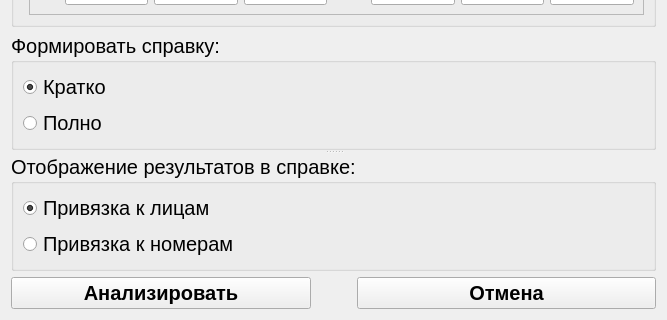
This is analysis.ui in Yavlados/VKR as Qt 5 draws it before an edit; both pictures show x 0 to 667 and y 286 to 606 of the 667 by 606 pixel window. The edited form follows.
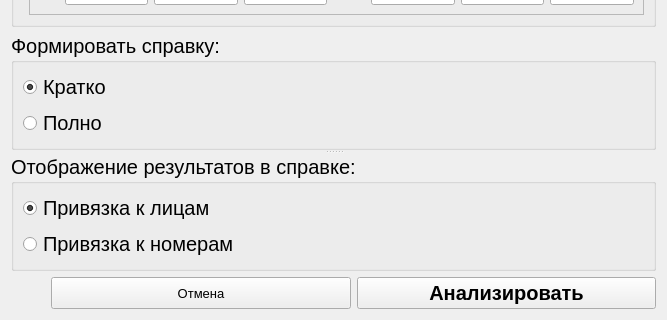
This is the edited form.

Diff of the .ui file:
```diff
--- a/analysis.ui
+++ b/analysis.ui
@@ -150,26 +150,6 @@
    </item>
    <item row="4" column="0">
     <layout class="QHBoxLayout" name="horizontalLayout_3">
-     <item>
-      <widget class="QPushButton" name="pushButton">
-       <property name="sizePolicy">
-        <sizepolicy hsizetype="Minimum" vsizetype="Fixed">
-         <horstretch>0</horstretch>
-         <verstretch>0</verstretch>
-        </sizepolicy>
-       </property>
-       <property name="font">
-        <font>
-         <pointsize>15</pointsize>
-         <weight>75</weight>
-         <bold>true</bold>
-        </font>
-       </property>
-       <property name="text">
-        <string>Анализировать</string>
-       </property>
-      </widget>
-     </item>
      <item>
       <spacer name="horizontalSpacer">
        <property name="sizePolicy">
@@ -200,16 +180,16 @@
      <item>
       <widget class="QPushButton" name="pushButton_2">
        <property name="sizePolicy">
-        <sizepolicy hsizetype="Minimum" vsizetype="Fixed">
+        <sizepolicy hsizetype="Minimum" vsizetype="MinimumExpanding">
          <horstretch>0</horstretch>
          <verstretch>0</verstretch>
         </sizepolicy>
        </property>
        <property name="font">
         <font>
-         <pointsize>15</pointsize>
-         <weight>75</weight>
-         <bold>true</bold>
+         <pointsize>10</pointsize>
+         <weight>50</weight>
+         <bold>false</bold>
         </font>
        </property>
        <property name="text">
@@ -217,6 +197,26 @@
        </property>
       </widget>
      </item>
+     <item>
+      <widget class="QPushButton" name="pushButton">
+       <property name="sizePolicy">
+        <sizepolicy hsizetype="Minimum" vsizetype="Fixed">
+         <horstretch>0</horstretch>
+         <verstretch>0</verstretch>
+        </sizepolicy>
+       </property>
+       <property name="font">
+        <font>
+         <pointsize>15</pointsize>
+         <weight>75</weight>
+         <bold>true</bold>
+        </font>
+       </property>
+       <property name="text">
+        <string>Анализировать</string>
+       </property>
+      </widget>
+     </item>
     </layout>
    </item>
    <item row="2" column="0">
```
